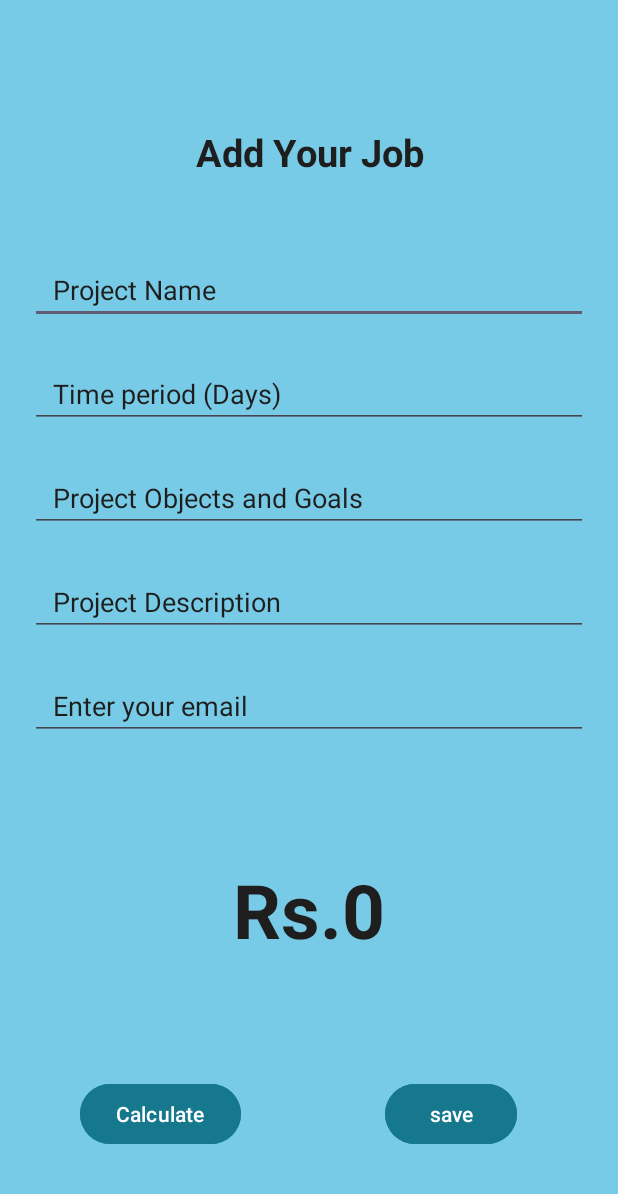
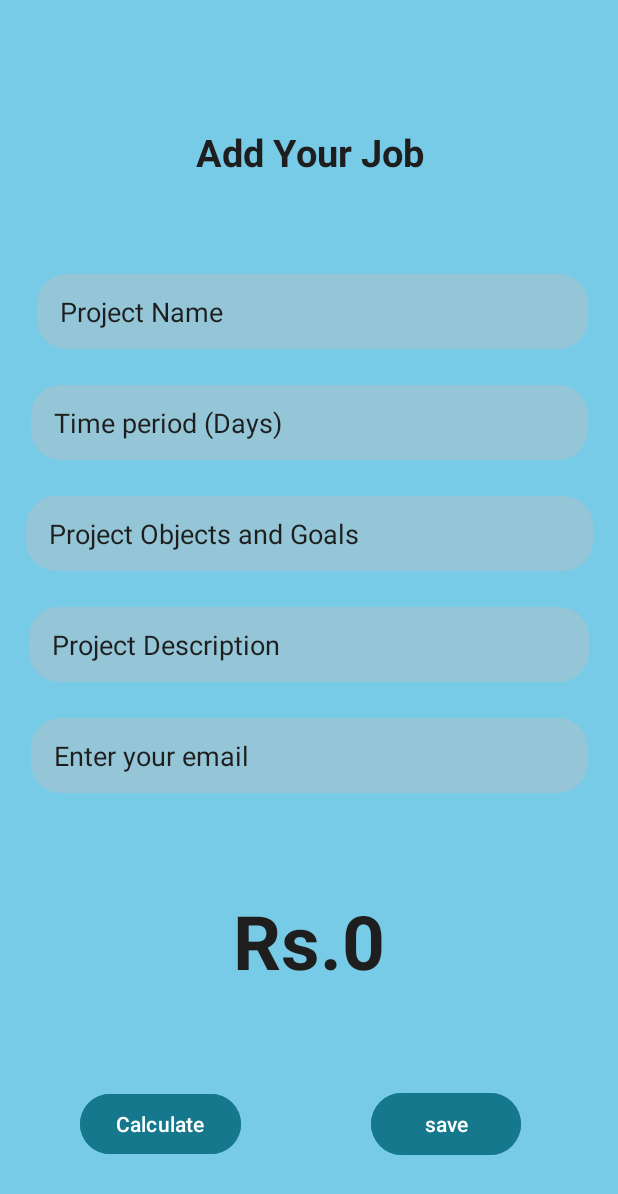
Before and after one commit to GunawardaneKC/MadProject_SmartEmp, an Android app: the ClientSetOrders screen opened directly, with no data from a screen before it, on a phone screen of 412 x 824 dp. Shown: the top 1194 px of the screen. Run offline under Robolectric (Android 15) with nearby library versions, the light colour scheme and no system bars; our stand-ins replace Firebase (no records; nobody signed in at launch, a user with empty details on screens opened directly).

Commit message:
vacancy Lobby

```diff
--- a/app/src/main/res/layout/activity_client_set_orders.xml
+++ b/app/src/main/res/layout/activity_client_set_orders.xml
@@ -28,29 +28,31 @@
 
     <EditText
         android:id="@+id/pojectname"
-        android:layout_width="match_parent"
-        android:layout_height="wrap_content"
+        android:layout_width="367dp"
+        android:layout_height="50dp"
         android:layout_marginStart="20dp"
-        android:layout_marginTop="52dp"
+        android:layout_marginTop="64dp"
         android:layout_marginEnd="20dp"
+        android:background="@drawable/frame_background_green"
         android:hint="Project Name"
         android:paddingStart="15dp"
         android:textColor="@color/black"
         android:textColorHint="@color/black"
         app:layout_constraintEnd_toEndOf="parent"
-        app:layout_constraintHorizontal_bias="0.5"
+        app:layout_constraintHorizontal_bias="1.0"
         app:layout_constraintStart_toStartOf="parent"
         app:layout_constraintTop_toBottomOf="@+id/title" />
 
     <EditText
         android:id="@+id/timePeriod"
-        android:inputType="number"
-        android:layout_width="match_parent"
-        android:layout_height="wrap_content"
+        android:layout_width="371dp"
+        android:layout_height="50dp"
         android:layout_marginStart="20dp"
         android:layout_marginTop="24dp"
         android:layout_marginEnd="20dp"
+        android:background="@drawable/frame_background_green"
         android:hint="Time period (Days)"
+        android:inputType="number"
         android:paddingStart="15dp"
         android:textColor="@color/black"
         android:textColorHint="@color/black"
@@ -61,11 +63,12 @@
 
     <EditText
         android:id="@+id/goals"
-        android:layout_width="match_parent"
-        android:layout_height="wrap_content"
+        android:layout_width="378dp"
+        android:layout_height="50dp"
         android:layout_marginStart="20dp"
         android:layout_marginTop="24dp"
         android:layout_marginEnd="20dp"
+        android:background="@drawable/frame_background_green"
         android:hint="Project Objects and Goals"
         android:maxHeight="150dp"
         android:paddingStart="15dp"
@@ -78,11 +81,12 @@
 
     <EditText
         android:id="@+id/description"
-        android:layout_width="match_parent"
-        android:layout_height="wrap_content"
+        android:layout_width="373dp"
+        android:layout_height="50dp"
         android:layout_marginStart="20dp"
         android:layout_marginTop="24dp"
         android:layout_marginEnd="20dp"
+        android:background="@drawable/frame_background_green"
         android:hint="Project Description"
         android:maxHeight="150dp"
         android:paddingStart="15dp"
@@ -95,11 +99,12 @@
 
     <EditText
         android:id="@+id/OrderEmail"
-        android:layout_width="match_parent"
-        android:layout_height="wrap_content"
+        android:layout_width="371dp"
+        android:layout_height="50dp"
         android:layout_marginStart="20dp"
         android:layout_marginTop="24dp"
         android:layout_marginEnd="20dp"
+        android:background="@drawable/frame_background_green"
         android:hint="Enter your email"
         android:paddingStart="15dp"
         android:textColor="@color/black"
@@ -112,8 +117,8 @@
 
     <Button
         android:id="@+id/ordersave"
-        android:layout_width="wrap_content"
-        android:layout_height="wrap_content"
+        android:layout_width="100dp"
+        android:layout_height="49dp"
         android:backgroundTint="@color/DBlue"
         android:text="save"
         android:textColor="@color/white"
--- a/app/src/main/res/layout/activity_freelancer_detail_edit.xml
+++ b/app/src/main/res/layout/activity_freelancer_detail_edit.xml
@@ -15,6 +15,7 @@
         android:text="First name"
         android:textColor="@color/black"
         android:textSize="15sp"
+        android:textStyle="bold"
         app:layout_constraintEnd_toEndOf="parent"
         app:layout_constraintHorizontal_bias="0.261"
         app:layout_constraintStart_toStartOf="parent"
@@ -28,6 +29,7 @@
         android:text="Last name"
         android:textColor="@color/black"
         android:textSize="15sp"
+        android:textStyle="bold"
         app:layout_constraintStart_toStartOf="@+id/textView21"
         app:layout_constraintTop_toBottomOf="@+id/textView21" />
 
@@ -39,6 +41,7 @@
         android:text="Skills"
         android:textColor="@color/black"
         android:textSize="15sp"
+        android:textStyle="bold"
         app:layout_constraintStart_toStartOf="@+id/textView22"
         app:layout_constraintTop_toBottomOf="@+id/textView22" />
 
@@ -50,6 +53,7 @@
         android:text="Address"
         android:textColor="@color/black"
         android:textSize="15sp"
+        android:textStyle="bold"
         app:layout_constraintStart_toStartOf="@+id/textView23"
         app:layout_constraintTop_toBottomOf="@+id/textView23" />
 
@@ -60,6 +64,7 @@
         android:layout_marginTop="53dp"
         android:text="Phone number"
         android:textColor="@color/black"
+        android:textStyle="bold"
         app:layout_constraintStart_toStartOf="@+id/textView24"
         app:layout_constraintTop_toBottomOf="@+id/textView24" />
 
--- a/app/src/main/res/layout/activity_freelancer_profile_form.xml
+++ b/app/src/main/res/layout/activity_freelancer_profile_form.xml
@@ -31,6 +31,7 @@
         android:layout_width="300dp"
         android:layout_height="48dp"
         android:layout_marginTop="76dp"
+        android:background="@drawable/frame_background_green"
         android:ems="10"
         android:hint="First Name"
         android:importantForAutofill="no"
@@ -49,6 +50,7 @@
         android:layout_width="300dp"
         android:layout_height="48dp"
         android:layout_marginTop="14dp"
+        android:background="@drawable/frame_background_green"
         android:ems="10"
         android:hint="Last Name"
         android:importantForAutofill="no"
@@ -67,6 +69,7 @@
         android:layout_width="300dp"
         android:layout_height="48dp"
         android:layout_marginTop="14dp"
+        android:background="@drawable/frame_background_green"
         android:ems="10"
         android:hint="Phone Number"
         android:importantForAutofill="no"
@@ -86,6 +89,7 @@
         android:layout_width="300dp"
         android:layout_height="48dp"
         android:layout_marginTop="14dp"
+        android:background="@drawable/frame_background_green"
         android:ems="10"
         android:hint="Address"
         android:importantForAutofill="no"
@@ -105,6 +109,7 @@
         android:layout_width="298dp"
         android:layout_height="168dp"
         android:layout_marginTop="14dp"
+        android:background="@drawable/frame_background_green"
         android:ems="10"
         android:hint="Skills"
         android:importantForAutofill="no"
--- a/app/src/main/res/layout/activity_order_edit.xml
+++ b/app/src/main/res/layout/activity_order_edit.xml
@@ -15,6 +15,7 @@
         android:text="Project name"
         android:textColor="@color/black"
         android:textSize="15sp"
+        android:textStyle="bold"
         app:layout_constraintEnd_toEndOf="parent"
         app:layout_constraintHorizontal_bias="0.261"
         app:layout_constraintStart_toStartOf="parent"
@@ -28,6 +29,7 @@
         android:text="timePeriod"
         android:textColor="@color/black"
         android:textSize="15sp"
+        android:textStyle="bold"
         app:layout_constraintStart_toStartOf="@+id/textView21"
         app:layout_constraintTop_toBottomOf="@+id/textView21" />
 
@@ -39,6 +41,7 @@
         android:text="goals"
         android:textColor="@color/black"
         android:textSize="15sp"
+        android:textStyle="bold"
         app:layout_constraintStart_toStartOf="@+id/textView22"
         app:layout_constraintTop_toBottomOf="@+id/textView22" />
 
@@ -50,6 +53,7 @@
         android:text="description"
         android:textColor="@color/black"
         android:textSize="15sp"
+        android:textStyle="bold"
         app:layout_constraintStart_toStartOf="@+id/textView23"
         app:layout_constraintTop_toBottomOf="@+id/textView23" />
 
@@ -60,6 +64,7 @@
         android:layout_marginTop="53dp"
         android:text="Email"
         android:textColor="@color/black"
+        android:textStyle="bold"
         app:layout_constraintStart_toStartOf="@+id/textView24"
         app:layout_constraintTop_toBottomOf="@+id/textView24" />
 
--- a/app/src/main/res/layout/activity_order_form_read.xml
+++ b/app/src/main/res/layout/activity_order_form_read.xml
@@ -14,6 +14,7 @@
         android:layout_width="300dp"
         android:layout_height="48dp"
         android:layout_marginTop="76dp"
+        android:background="#8ECEE1"
         android:ems="10"
         android:importantForAutofill="no"
         android:inputType="textAutoComplete"
@@ -31,6 +32,7 @@
         android:layout_width="300dp"
         android:layout_height="48dp"
         android:layout_marginTop="14dp"
+        android:background="#8ECEE1"
         android:ems="10"
         android:importantForAutofill="no"
         android:inputType="text"
@@ -48,6 +50,7 @@
         android:layout_width="300dp"
         android:layout_height="48dp"
         android:layout_marginTop="14dp"
+        android:background="#8ECEE1"
         android:ems="10"
         android:importantForAutofill="no"
         android:inputType="phone"
@@ -66,6 +69,7 @@
         android:layout_width="300dp"
         android:layout_height="48dp"
         android:layout_marginTop="14dp"
+        android:background="#8ECEE1"
         android:ems="10"
         android:importantForAutofill="no"
         android:inputType="textPostalAddress"
@@ -84,6 +88,7 @@
         android:layout_width="306dp"
         android:layout_height="52dp"
         android:layout_marginTop="14dp"
+        android:background="#8ECEE1"
         android:ems="10"
         android:importantForAutofill="no"
         android:inputType="textPostalAddress"
--- a/app/src/main/res/layout/free_list.xml
+++ b/app/src/main/res/layout/free_list.xml
@@ -182,7 +182,7 @@
             android:id="@+id/tv_address"
             android:layout_width="77dp"
             android:layout_height="wrap_content"
-            android:layout_marginStart="23dp"
+            android:layout_marginStart="12dp"
             android:layout_marginTop="20dp"
             android:layout_toEndOf="@+id/recImage3"
             android:text="Address"
```
Also changed, not shown: app/src/main/res/layout/activity_client_auth_edit.xml (+4 -4 lines), app/src/main/res/layout/activity_client_detail_edit.xml (+7 -0 lines), app/src/main/res/layout/activity_client_profile.xml (+14 -4 lines), app/src/main/res/layout/activity_client_profile_form.xml (+7 -0 lines), app/src/main/res/layout/activity_freelancer_auth.xml (+8 -2 lines), app/src/main/res/layout/activity_freelancer_auth_edit.xml (+7 -1 lines).
